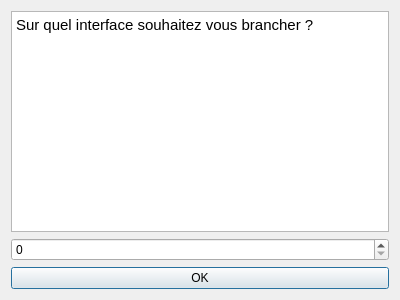
Old version of the form SNOTRA/PortConnecterChoice.ui in the repository SNOTRAProject/snotra.
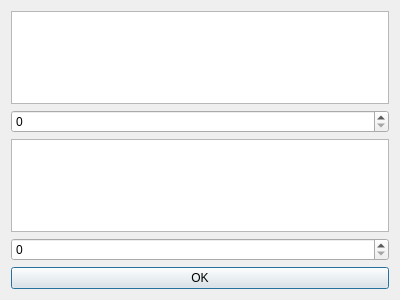
New version of the form.

```diff
--- a/SNOTRA/PortConnecterChoice.ui
+++ b/SNOTRA/PortConnecterChoice.ui
@@ -21,12 +21,18 @@
 &lt;html&gt;&lt;head&gt;&lt;meta name=&quot;qrichtext&quot; content=&quot;1&quot; /&gt;&lt;style type=&quot;text/css&quot;&gt;
 p, li { white-space: pre-wrap; }
 &lt;/style&gt;&lt;/head&gt;&lt;body style=&quot; font-family:'Ubuntu'; font-size:11pt; font-weight:400; font-style:normal;&quot;&gt;
-&lt;p style=&quot; margin-top:0px; margin-bottom:0px; margin-left:0px; margin-right:0px; -qt-block-indent:0; text-indent:0px;&quot;&gt;Sur quel interface souhaitez vous brancher ?&lt;/p&gt;&lt;/body&gt;&lt;/html&gt;</string>
+&lt;p style=&quot;-qt-paragraph-type:empty; margin-top:0px; margin-bottom:0px; margin-left:0px; margin-right:0px; -qt-block-indent:0; text-indent:0px;&quot;&gt;&lt;br /&gt;&lt;/p&gt;&lt;/body&gt;&lt;/html&gt;</string>
      </property>
     </widget>
    </item>
    <item>
-    <widget class="QSpinBox" name="spinBox"/>
+    <widget class="QSpinBox" name="spinBoxInterfaceDevice1"/>
+   </item>
+   <item>
+    <widget class="QTextBrowser" name="textBrowserDisplayDevice2"/>
+   </item>
+   <item>
+    <widget class="QSpinBox" name="spinBoxInterfaceDevice2"/>
    </item>
    <item>
     <widget class="QPushButton" name="pushButton">
```
Left out of the diff: 2 changed lines with no effect on the pictures.
